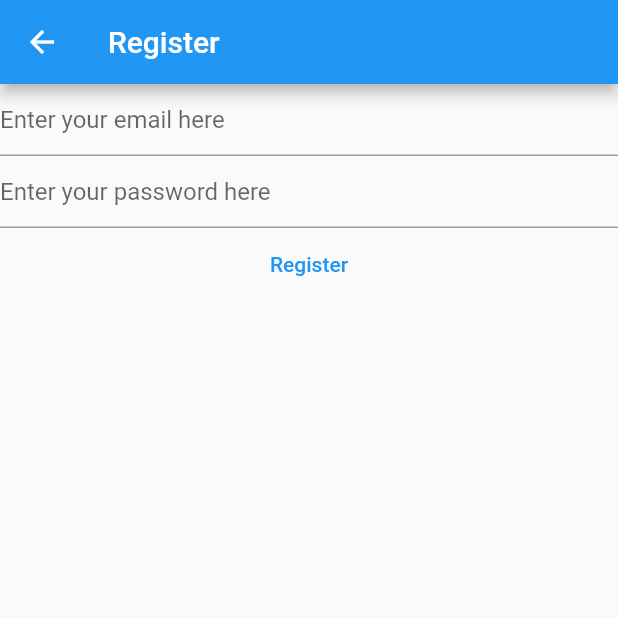
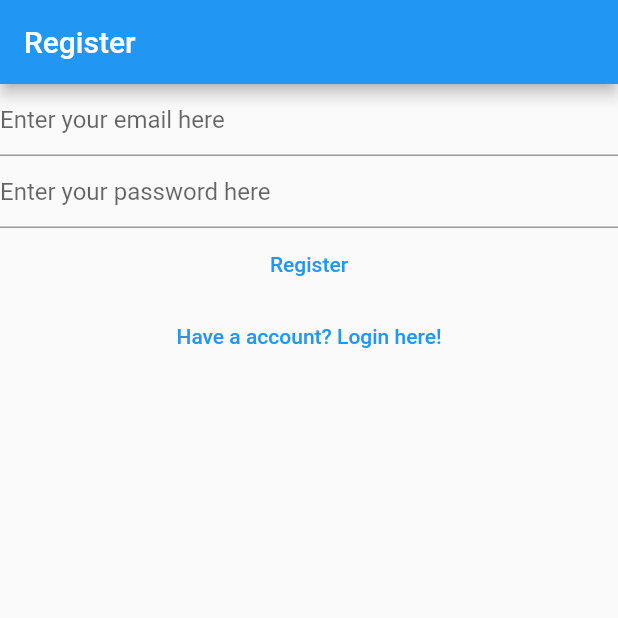
Before and after one commit to brianyau0309/flutter-note-app, a Flutter app: the RegisterView screen opened directly, on a phone screen of 412 x 824 dp, the top half of it. Run offline on Flutter 3.47's test engine with Material 2 defaults, Android fonts, the phone set to English and light mode, and no system bars; our stand-ins replace firebase_auth, firebase_core; accounts and stored records are empty.

Commit message:
Login & logout

```diff
--- a/lib/views/register_view.dart
+++ b/lib/views/register_view.dart
@@ -31,32 +31,24 @@
   @override
   Widget build(BuildContext context) {
     return Scaffold(
-      appBar: AppBar(
-        title: const Text("Register"),
-      ),
-      body: FutureBuilder(
-          future: Firebase.initializeApp(
-              options: DefaultFirebaseOptions.currentPlatform),
-          builder: (context, snapshot) {
-            switch (snapshot.connectionState) {
-              case ConnectionState.done:
-                return Column(
+      appBar: AppBar(title: const Text("Register")),
+      body: Column(
         children: [
           TextField(
             controller: _email,
             enableSuggestions: false,
             autocorrect: false,
             keyboardType: TextInputType.emailAddress,
-                      decoration: const InputDecoration(
-                          hintText: 'Enter your email here'),
+            decoration:
+                const InputDecoration(hintText: 'Enter your email here'),
           ),
           TextField(
             controller: _password,
             enableSuggestions: false,
             autocorrect: false,
             obscureText: true,
-                      decoration: const InputDecoration(
-                          hintText: 'Enter your password here'),
+            decoration:
+                const InputDecoration(hintText: 'Enter your password here'),
           ),
           TextButton(
             onPressed: () async {
@@ -83,12 +75,15 @@
             },
             child: const Text("Register"),
           ),
+          TextButton(
+            onPressed: () async {
+              Navigator.of(context)
+                  .pushNamedAndRemoveUntil('/login/', (route) => false);
+            },
+            child: const Text("Have a account? Login here!"),
+          ),
         ],
-                );
-              default:
-                return const Text("loading");
-            }
-          }),
+      ),
     );
   }
 }
```
Also changed, not shown: lib/main.dart (+16 -13 lines), lib/views/login_view.dart (+16 -20 lines), lib/views/notes_view.dart (added, +73 -0 lines), lib/views/verify_email.dart (added, +29 -0 lines), 2 other files. Lines whose indentation alone changed are shown as unchanged.
